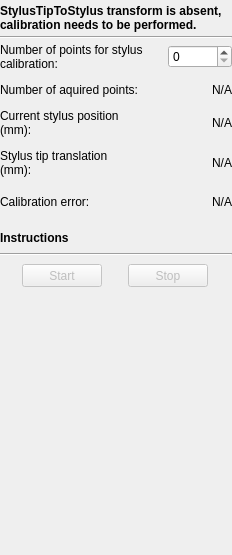
Above: PlusApp/fCal/Toolboxes/StylusCalibrationToolbox.ui from PlusToolkit/PlusApp before the change. Below: the same form after it.
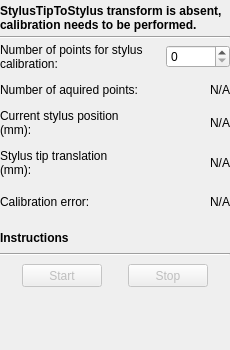
That is the form after the change.

The edit to the form file:
```diff
--- a/PlusApp/fCal/Toolboxes/StylusCalibrationToolbox.ui
+++ b/PlusApp/fCal/Toolboxes/StylusCalibrationToolbox.ui
@@ -6,8 +6,8 @@
    <rect>
     <x>0</x>
     <y>0</y>
-    <width>232</width>
-    <height>555</height>
+    <width>230</width>
+    <height>350</height>
    </rect>
   </property>
   <property name="sizePolicy">
@@ -19,12 +19,12 @@
   <property name="minimumSize">
    <size>
     <width>230</width>
-    <height>360</height>
+    <height>350</height>
    </size>
   </property>
   <property name="maximumSize">
    <size>
-    <width>232</width>
+    <width>230</width>
     <height>16777215</height>
    </size>
   </property>
```
